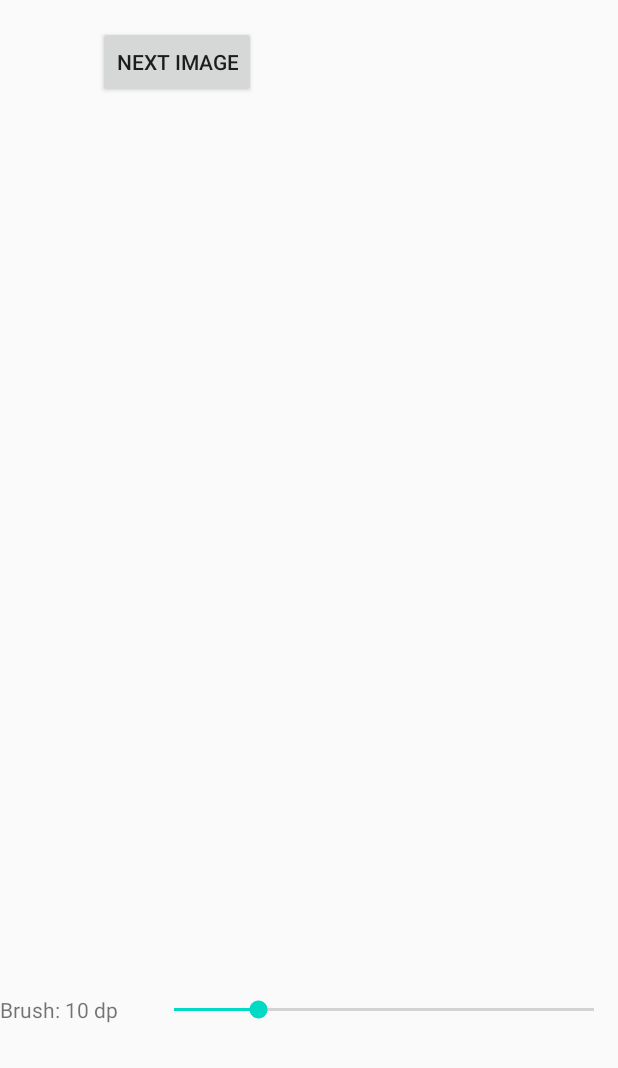
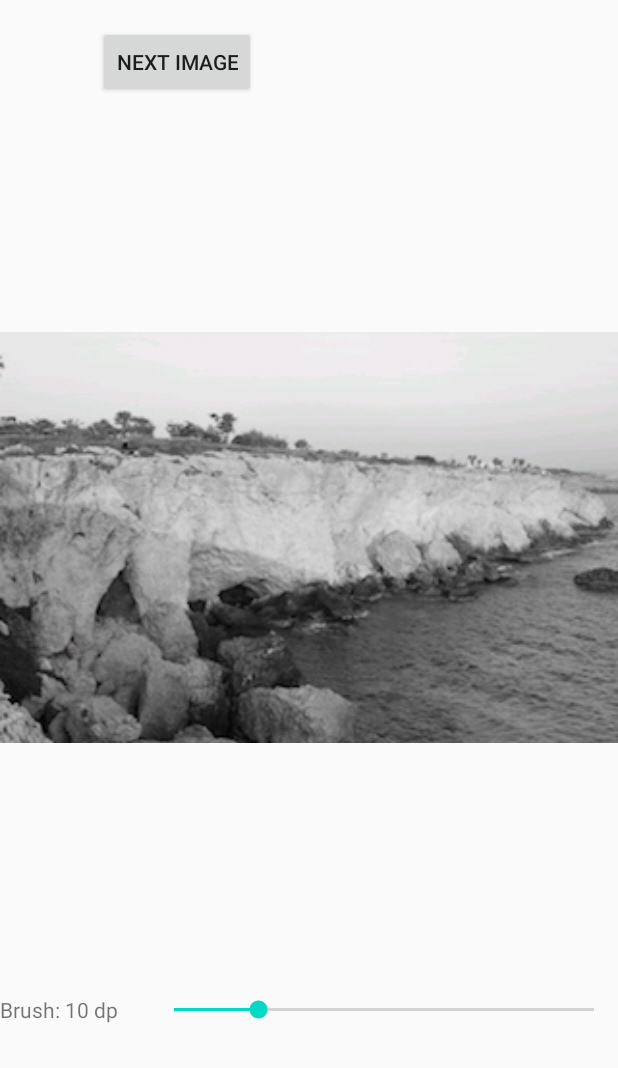
Before and after one commit to RunYouCleverBoy/FillTheHole, an Android app: the screen it shows after launch (MainActivity), on a phone screen of 412 x 824 dp, the part 168-1236 px from its top. Run offline under Robolectric (Android 15) with nearby library versions, the phone set to English and light mode, and no system bars.

```diff
--- a/testapp/src/main/java/com/rycbar/testapp/MainActivity.kt
+++ b/testapp/src/main/java/com/rycbar/testapp/MainActivity.kt
@@ -27,7 +27,7 @@ class MainActivity : AppCompatActivity() {
         super.onCreate(savedInstanceState)
         setContentView(R.layout.activity_main)
 
-        val imageNames = assets.list(".")?.filter { name -> listOf(".png", ".jpg").any { name.endsWith(it, ignoreCase = true) } }
+        val imageNames = assets.list("")?.filter { name -> listOf(".png", ".jpg").any { name.endsWith(it, ignoreCase = true) } }
         loadImageLiveData.postValue(imageNames?.get(currentImageIndex))
 
         clearHolesButton.setOnClickListener {
```
